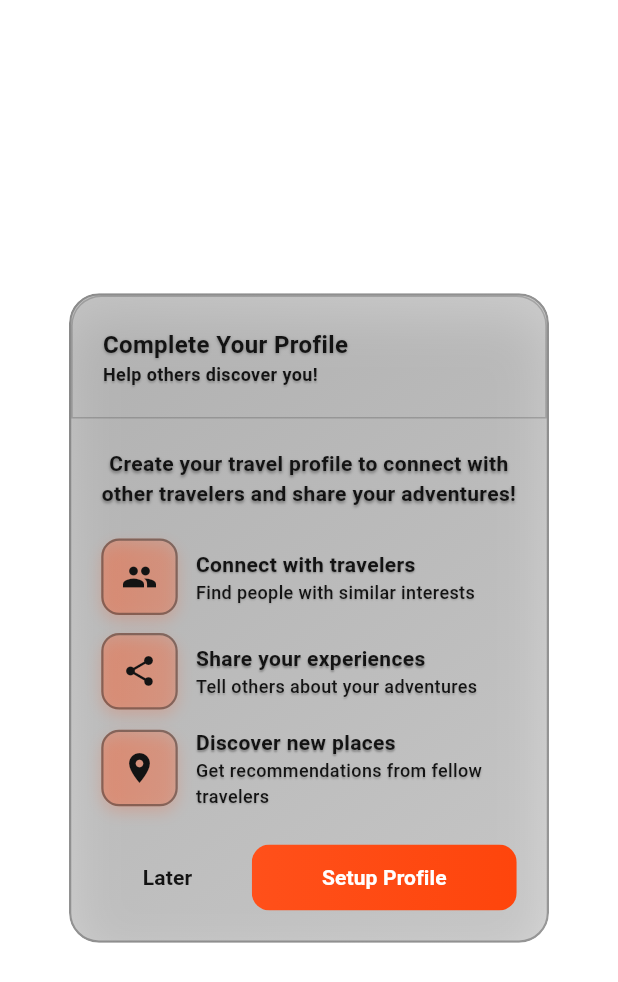
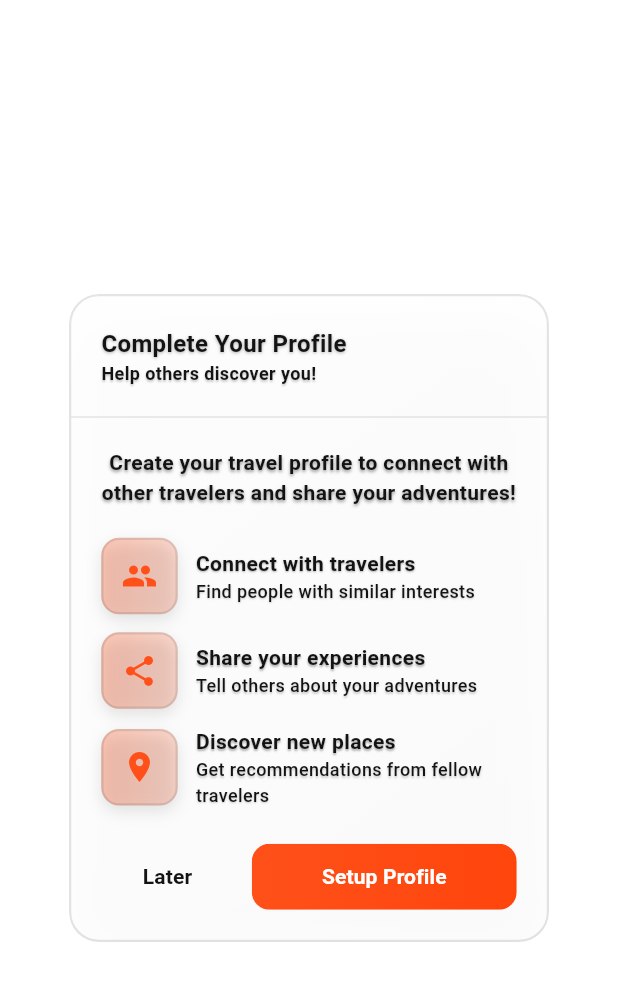
Before and after one commit to roychandu/backpackr, a Flutter app: the SetupReminderPopup widget shown alone on an empty page, opened directly, on a phone screen of 412 x 824 dp. Shown: the top 982 px of the screen. Run offline on Flutter 3.47's test engine with Material 3 defaults, Android fonts, the phone set to English and light mode, and no system bars; our stand-ins replace cached_network_image, firebase_auth, firebase_core, firebase_database, flutter_dotenv, flutter_local_notifications and 11 more; missing offline and left inert: firebase_app_check, in_app_purchase_storekit; accounts and stored records are empty; network calls fail.

Commit message:
update setup reminder popup styling with theme-compliant colors and refined border layout

```diff
--- a/lib/screens/profile_screen/setup_reminder_popup.dart
+++ b/lib/screens/profile_screen/setup_reminder_popup.dart
@@ -24,18 +24,18 @@ class SetupReminderPopup extends StatelessWidget {
                 begin: Alignment.topLeft,
                 end: Alignment.bottomRight,
                 colors: [
-                  AppColors.text1.withOpacity(0.25),
-                  AppColors.text1.withOpacity(0.15),
+                  AppColors.cardBackground.withOpacity(0.9),
+                  AppColors.cardBackground.withOpacity(0.8),
                 ],
               ),
               borderRadius: BorderRadius.circular(20),
               border: Border.all(
-                color: AppColors.text1.withOpacity(0.3),
+                color: AppColors.border,
                 width: 1.5,
               ),
               boxShadow: [
                 BoxShadow(
-                  color: AppColors.text3.withOpacity(0.1),
+                  color: AppColors.shadow,
                   blurRadius: 30,
                   offset: const Offset(0, 15),
                 ),
@@ -52,9 +52,11 @@ class SetupReminderPopup extends StatelessWidget {
                       topLeft: Radius.circular(20),
                       topRight: Radius.circular(20),
                     ),
-                    border: Border.all(
-                      color: AppColors.text1.withOpacity(0.2),
-                      width: 1,
+                    border: Border(
+                      bottom: BorderSide(
+                        color: AppColors.border,
+                        width: 1,
+                      ),
                     ),
                   ),
                   child: Row(
@@ -196,18 +198,18 @@ class SetupReminderPopup extends StatelessWidget {
             ),
             borderRadius: BorderRadius.circular(12),
             border: Border.all(
-              color: AppColors.text1.withOpacity(0.4),
+              color: AppColors.border,
               width: 1.5,
             ),
             boxShadow: [
               BoxShadow(
-                color: AppColors.primary.withOpacity(0.2),
+                color: AppColors.shadow,
                 blurRadius: 8,
                 offset: const Offset(0, 4),
               ),
             ],
           ),
-          child: Icon(icon, color: AppColors.text1, size: 24),
+          child: Icon(icon, color: AppColors.primary, size: 24),
         ),
         const SizedBox(width: 12),
         Expanded(
```
